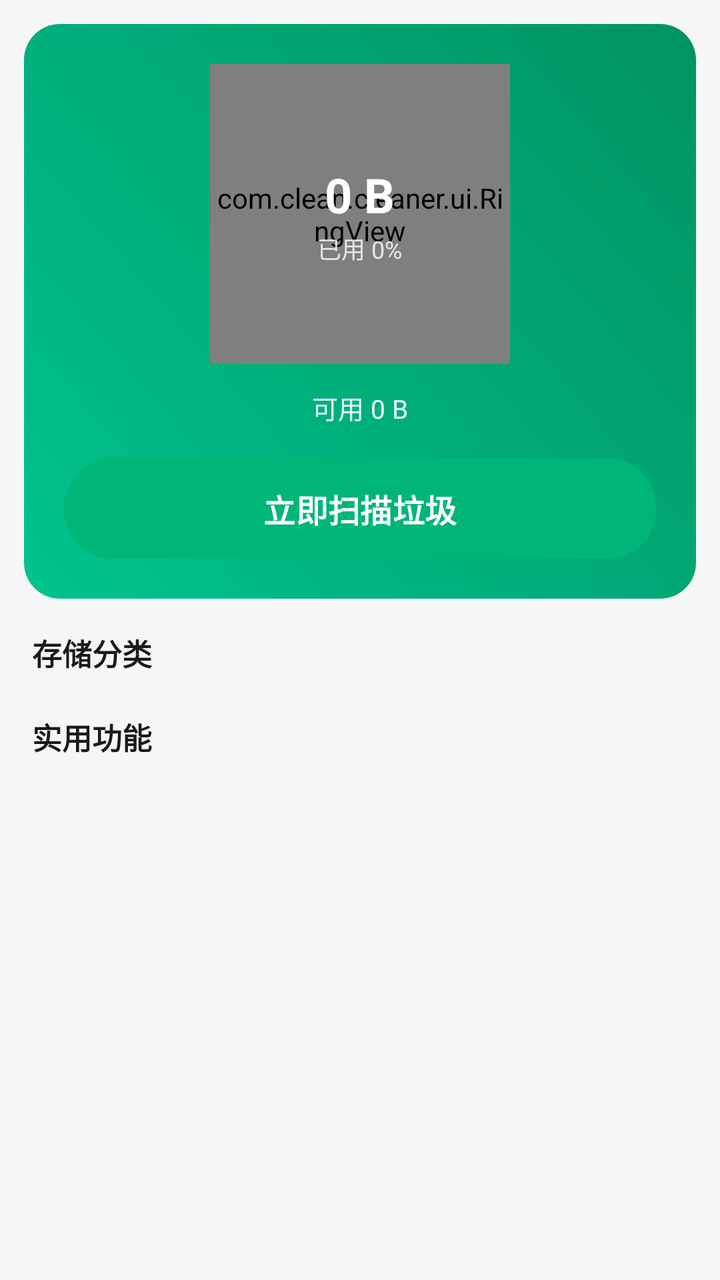
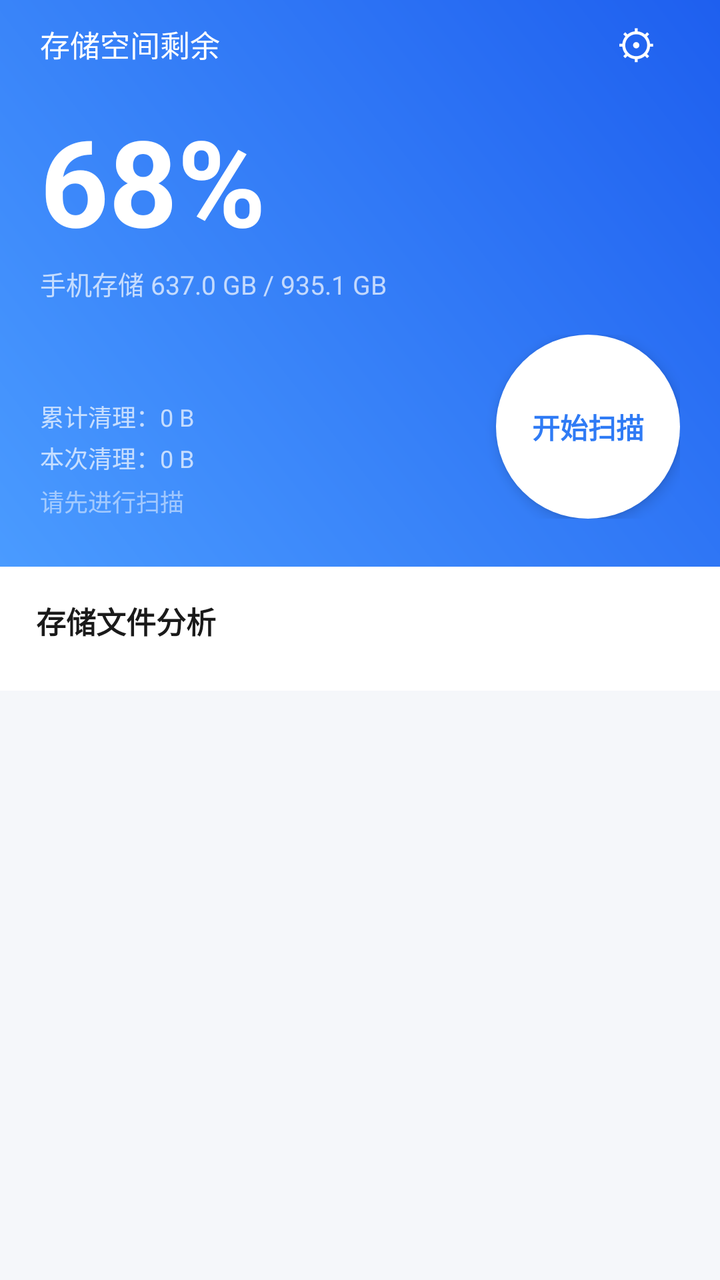

Two renders of the same Android screen: before a commit and after it. Below are the layout's source before the change and the commit's diff.
<!-- AndroidManifest.xml: application theme Theme.Clean -->
<!-- res/layout/activity_main.xml -->
<?xml version="1.0" encoding="utf-8"?>
<LinearLayout xmlns:android="http://schemas.android.com/apk/res/android"
    android:layout_width="match_parent"
    android:layout_height="match_parent"
    android:orientation="vertical"
    android:background="@color/bg">

    <ScrollView
        android:layout_width="match_parent"
        android:layout_height="match_parent"
        android:fillViewport="true"
        android:scrollbars="none">

        <LinearLayout
            android:layout_width="match_parent"
            android:layout_height="wrap_content"
            android:orientation="vertical"
            android:padding="12dp">

            
            <LinearLayout
                android:layout_width="match_parent"
                android:layout_height="wrap_content"
                android:orientation="vertical"
                android:background="@drawable/bg_header"
                android:padding="20dp">

                <FrameLayout
                    android:layout_width="150dp"
                    android:layout_height="150dp"
                    android:layout_gravity="center_horizontal">

                    <com.clean.cleaner.ui.RingView
                        android:id="@+id/ringView"
                        android:layout_width="150dp"
                        android:layout_height="150dp" />

                    <LinearLayout
                        android:layout_width="wrap_content"
                        android:layout_height="wrap_content"
                        android:layout_gravity="center"
                        android:orientation="vertical"
                        android:gravity="center">

                        <TextView
                            android:id="@+id/tvUsed"
                            android:layout_width="wrap_content"
                            android:layout_height="wrap_content"
                            android:textSize="24sp"
                            android:textStyle="bold"
                            android:textColor="@color/white"
                            android:text="0 B" />

                        <TextView
                            android:id="@+id/tvPercent"
                            android:layout_width="wrap_content"
                            android:layout_height="wrap_content"
                            android:layout_marginTop="2dp"
                            android:textSize="12sp"
                            android:textColor="#CCFFFFFF"
                            android:text="已用 0%" />
                    </LinearLayout>
                </FrameLayout>

                <TextView
                    android:id="@+id/tvSpaceInfo"
                    android:layout_width="wrap_content"
                    android:layout_height="wrap_content"
                    android:layout_gravity="center_horizontal"
                    android:layout_marginTop="12dp"
                    android:textSize="13sp"
                    android:textColor="#EEFFFFFF"
                    android:text="可用 0 B" />

                <Button
                    android:id="@+id/btnScan"
                    android:layout_width="match_parent"
                    android:layout_height="50dp"
                    android:layout_marginTop="16dp"
                    android:background="@drawable/bg_scan_btn"
                    android:text="立即扫描垃圾"
                    android:textColor="@color/white"
                    android:textSize="16sp"
                    android:textStyle="bold"
                    android:stateListAnimator="@null" />
            </LinearLayout>

            <TextView
                android:layout_width="wrap_content"
                android:layout_height="wrap_content"
                android:layout_marginStart="4dp"
                android:layout_marginTop="16dp"
                android:layout_marginBottom="8dp"
                android:text="存储分类"
                style="@style/TextSection" />

            <LinearLayout
                android:id="@+id/categoryGrid"
                android:layout_width="match_parent"
                android:layout_height="wrap_content"
                android:orientation="vertical" />

            <TextView
                android:layout_width="wrap_content"
                android:layout_height="wrap_content"
                android:layout_marginStart="4dp"
                android:layout_marginTop="12dp"
                android:layout_marginBottom="8dp"
                android:text="实用功能"
                style="@style/TextSection" />

            <LinearLayout
                android:id="@+id/featureList"
                android:layout_width="match_parent"
                android:layout_height="wrap_content"
                android:orientation="vertical" />
        </LinearLayout>
    </ScrollView>
</LinearLayout>
<!-- resources referenced by this layout -->
<resources>
  <color name="bg">#F5F7F6</color>
  <color name="white">#FFFFFF</color>
  <!-- drawable bg_header (drawable) -->
  <?xml version="1.0" encoding="utf-8"?>
  <shape xmlns:android="http://schemas.android.com/apk/res/android" android:shape="rectangle">
      <gradient
          android:angle="45"
          android:startColor="#00C48C"
          android:endColor="#009363"
          android:type="linear" />
      <corners android:radius="18dp" />
  </shape>
  <!-- drawable bg_scan_btn (drawable) -->
  <?xml version="1.0" encoding="utf-8"?>
  <shape xmlns:android="http://schemas.android.com/apk/res/android" android:shape="rectangle">
      <gradient
          android:angle="0"
          android:startColor="#FFC44D"
          android:endColor="#FF9F0A"
          android:type="linear" />
      <corners android:radius="24dp" />
  </shape>
  <style name="TextSection" parent="">
          <item name="android:textSize">15sp</item>
          <item name="android:textColor">@color/text_main</item>
          <item name="android:textStyle">bold</item>
      </style>
  <style name="Theme.Clean" parent="Theme.Material3.Light.NoActionBar">
          <item name="colorPrimary">@color/primary</item>
          <item name="colorOnPrimary">@color/white</item>
          <item name="colorPrimaryContainer">@color/primary_light</item>
          <item name="colorOnPrimaryContainer">@color/primary_dark</item>
          <item name="colorSecondary">@color/accent</item>
          <item name="android:colorBackground">@color/bg</item>
          <item name="colorSurface">@color/card</item>
          <item name="android:statusBarColor">@color/primary_dark</item>
          <item name="android:navigationBarColor">@color/bg</item>
      </style>
  <color name="text_main">#1A1A1A</color>
  <color name="primary">#00B578</color>
  <color name="primary_light">#E6F7F0</color>
  <color name="primary_dark">#009363</color>
  <color name="accent">#00C48C</color>
  <color name="card">#FFFFFF</color>
</resources>

<!-- the commit's change to res/layout/activity_main.xml (unified diff, before → after) -->
@@ -14,106 +14,145 @@
         <LinearLayout
             android:layout_width="match_parent"
             android:layout_height="wrap_content"
-            android:orientation="vertical"
-            android:padding="12dp">
+            android:orientation="vertical">
+
+            
+            <LinearLayout
+                android:id="@+id/headerCard"
+                android:layout_width="match_parent"
+                android:layout_height="wrap_content"
+                android:orientation="vertical"
+                android:background="@drawable/bg_header"
+                android:paddingStart="20dp"
+                android:paddingEnd="20dp"
+                android:paddingBottom="24dp">
+
+                <LinearLayout
+                    android:layout_width="match_parent"
+                    android:layout_height="wrap_content"
+                    android:orientation="horizontal"
+                    android:gravity="center_vertical">
+
+                    <TextView
+                        android:layout_width="wrap_content"
+                        android:layout_height="wrap_content"
+                        android:textSize="15sp"
+                        android:textColor="@color/white"
+                        android:text="存储空间剩余" />
+
+                    <View
+                        android:layout_width="0dp"
+                        android:layout_height="1dp"
+                        android:layout_weight="1" />
+
+                    <TextView
+                        android:id="@+id/btnSettings"
+                        android:layout_width="44dp"
+                        android:layout_height="44dp"
+                        android:gravity="center"
+                        android:textSize="20sp"
+                        android:textColor="@color/white"
+                        android:text="⚙" />
+                </LinearLayout>
+
+                <TextView
+                    android:id="@+id/tvPercent"
+                    android:layout_width="wrap_content"
+                    android:layout_height="wrap_content"
+                    android:layout_marginTop="6dp"
+                    android:textSize="60sp"
+                    android:textStyle="bold"
+                    android:textColor="@color/white"
+                    android:text="68%" />
+
+                <TextView
+                    android:id="@+id/tvSpace"
+                    android:layout_width="wrap_content"
+                    android:layout_height="wrap_content"
+                    android:layout_marginTop="2dp"
+                    android:textSize="13sp"
+                    android:textColor="@color/white_70"
+                    android:text="手机存储 637.0 GB / 935.1 GB" />
+
+                <LinearLayout
+                    android:layout_width="match_parent"
+                    android:layout_height="wrap_content"
+                    android:layout_marginTop="16dp"
+                    android:orientation="horizontal"
+                    android:gravity="bottom">
+
+                    <LinearLayout
+                        android:layout_width="0dp"
+                        android:layout_height="wrap_content"
+                        android:layout_weight="1"
+                        android:orientation="vertical">
+
+                        <TextView
+                            android:id="@+id/tvTotalCleaned"
+                            android:layout_width="wrap_content"
+                            android:layout_height="wrap_content"
+                            android:textSize="12sp"
+                            android:textColor="@color/white_70"
+                            android:text="累计清理：0 B" />
+
+                        <TextView
+                            android:id="@+id/tvSessionCleaned"
+                            android:layout_width="wrap_content"
+                            android:layout_height="wrap_content"
+                            android:layout_marginTop="3dp"
+                            android:textSize="12sp"
+                            android:textColor="@color/white_70"
+                            android:text="本次清理：0 B" />
+
+                        <TextView
+                            android:id="@+id/tvHint"
+                            android:layout_width="wrap_content"
+                            android:layout_height="wrap_content"
+                            android:layout_marginTop="4dp"
+                            android:textSize="12sp"
+                            android:textColor="@color/white_50"
+                            android:text="请先进行扫描" />
+                    </LinearLayout>
+
+                    <TextView
+                        android:id="@+id/btnScan"
+                        android:layout_width="92dp"
+                        android:layout_height="92dp"
+                        android:gravity="center"
+                        android:background="@drawable/bg_scan_circle"
+                        android:text="开始扫描"
+                        android:textSize="14sp"
+                        android:textStyle="bold"
+                        android:textColor="@color/primary"
+                        android:elevation="4dp" />
+                </LinearLayout>
+            </LinearLayout>
 
             
             <LinearLayout
                 android:layout_width="match_parent"
                 android:layout_height="wrap_content"
                 android:orientation="vertical"
-                android:background="@drawable/bg_header"
-                android:padding="20dp">
-
-                <FrameLayout
-                    android:layout_width="150dp"
-                    android:layout_height="150dp"
-                    android:layout_gravity="center_horizontal">
-
-                    <com.clean.cleaner.ui.RingView
-                        android:id="@+id/ringView"
-                        android:layout_width="150dp"
-                        android:layout_height="150dp" />
-
-                    <LinearLayout
-                        android:layout_width="wrap_content"
-                        android:layout_height="wrap_content"
-                        android:layout_gravity="center"
-                        android:orientation="vertical"
-                        android:gravity="center">
-
-                        <TextView
-                            android:id="@+id/tvUsed"
-                            android:layout_width="wrap_content"
-                            android:layout_height="wrap_content"
-                            android:textSize="24sp"
-                            android:textStyle="bold"
-                            android:textColor="@color/white"
-                            android:text="0 B" />
-
-                        <TextView
-                            android:id="@+id/tvPercent"
-                            android:layout_width="wrap_content"
-                            android:layout_height="wrap_content"
-                            android:layout_marginTop="2dp"
-                            android:textSize="12sp"
-                            android:textColor="#CCFFFFFF"
-                            android:text="已用 0%" />
-                    </LinearLayout>
-                </FrameLayout>
+                android:background="@color/white">
 
                 <TextView
-                    android:id="@+id/tvSpaceInfo"
                     android:layout_width="wrap_content"
                     android:layout_height="wrap_content"
-                    android:layout_gravity="center_horizontal"
-                    android:layout_marginTop="12dp"
-                    android:textSize="13sp"
-                    android:textColor="#EEFFFFFF"
-                    android:text="可用 0 B" />
+                    android:layout_marginStart="18dp"
+                    android:layout_marginTop="16dp"
+                    android:layout_marginBottom="4dp"
+                    android:text="存储文件分析"
+                    style="@style/TextSection" />
 
-                <Button
-                    android:id="@+id/btnScan"
+                <LinearLayout
+                    android:id="@+id/grid"
                     android:layout_width="match_parent"
-                    android:layout_height="50dp"
-                    android:layout_marginTop="16dp"
-                    android:background="@drawable/bg_scan_btn"
-                    android:text="立即扫描垃圾"
-                    android:textColor="@color/white"
-                    android:textSize="16sp"
-                    android:textStyle="bold"
-                    android:stateListAnimator="@null" />
+                    android:layout_height="wrap_content"
+                    android:orientation="vertical"
+                    android:paddingStart="8dp"
+                    android:paddingEnd="8dp"
+                    android:paddingBottom="20dp" />
             </LinearLayout>
-
-            <TextView
-                android:layout_width="wrap_content"
-                android:layout_height="wrap_content"
-                android:layout_marginStart="4dp"
-                android:layout_marginTop="16dp"
-                android:layout_marginBottom="8dp"
-                android:text="存储分类"
-                style="@style/TextSection" />
-
-            <LinearLayout
-                android:id="@+id/categoryGrid"
-                android:layout_width="match_parent"
-                android:layout_height="wrap_content"
-                android:orientation="vertical" />
-
-            <TextView
-                android:layout_width="wrap_content"
-                android:layout_height="wrap_content"
-                android:layout_marginStart="4dp"
-                android:layout_marginTop="12dp"
-                android:layout_marginBottom="8dp"
-                android:text="实用功能"
-                style="@style/TextSection" />
-
-            <LinearLayout
-                android:id="@+id/featureList"
-                android:layout_width="match_parent"
-                android:layout_height="wrap_content"
-                android:orientation="vertical" />
         </LinearLayout>
     </ScrollView>
 </LinearLayout>
<!-- resource entries referenced after the edit -->
@@ -1,26 +1,22 @@
 <!-- resources referenced by this layout -->
 <resources>
-  <color name="bg">#F5F7F6</color>
+  <color name="bg">#F5F7FA</color>
   <color name="white">#FFFFFF</color>
+  <color name="white_50">#80FFFFFF</color>
+  <color name="white_70">#B3FFFFFF</color>
   <!-- drawable bg_header (drawable) -->
   <?xml version="1.0" encoding="utf-8"?>
   <shape xmlns:android="http://schemas.android.com/apk/res/android" android:shape="rectangle">
       <gradient
           android:angle="45"
-          android:startColor="#00C48C"
-          android:endColor="#009363"
+          android:startColor="#4A9BFF"
+          android:endColor="#1E5FEF"
           android:type="linear" />
-      <corners android:radius="18dp" />
   </shape>
-  <!-- drawable bg_scan_btn (drawable) -->
+  <!-- drawable bg_scan_circle (drawable) -->
   <?xml version="1.0" encoding="utf-8"?>
-  <shape xmlns:android="http://schemas.android.com/apk/res/android" android:shape="rectangle">
-      <gradient
-          android:angle="0"
-          android:startColor="#FFC44D"
-          android:endColor="#FF9F0A"
-          android:type="linear" />
-      <corners android:radius="24dp" />
+  <shape xmlns:android="http://schemas.android.com/apk/res/android" android:shape="oval">
+      <solid android:color="#FFFFFF" />
   </shape>
   <style name="TextSection" parent="">
           <item name="android:textSize">15sp</item>
@@ -35,14 +31,15 @@
           <item name="colorSecondary">@color/accent</item>
           <item name="android:colorBackground">@color/bg</item>
           <item name="colorSurface">@color/card</item>
-          <item name="android:statusBarColor">@color/primary_dark</item>
+          <item name="android:statusBarColor">@android:color/transparent</item>
+          <item name="android:windowLightStatusBar">false</item>
           <item name="android:navigationBarColor">@color/bg</item>
       </style>
   <color name="text_main">#1A1A1A</color>
-  <color name="primary">#00B578</color>
-  <color name="primary_light">#E6F7F0</color>
-  <color name="primary_dark">#009363</color>
-  <color name="accent">#00C48C</color>
+  <color name="primary">#2F7BF5</color>
+  <color name="primary_light">#E8F1FE</color>
+  <color name="primary_dark">#1E5FEF</color>
+  <color name="accent">#35A0FF</color>
   <color name="card">#FFFFFF</color>
 </resources>
 
